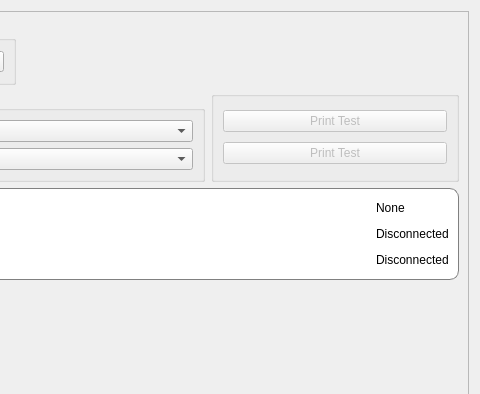
This is ui/main.ui in fananimi/IotBox-Hack as Qt 5 draws it before an edit; both pictures show x 160 to 640 and y 0 to 394 of the 640 by 640 pixel window. The edited form follows.
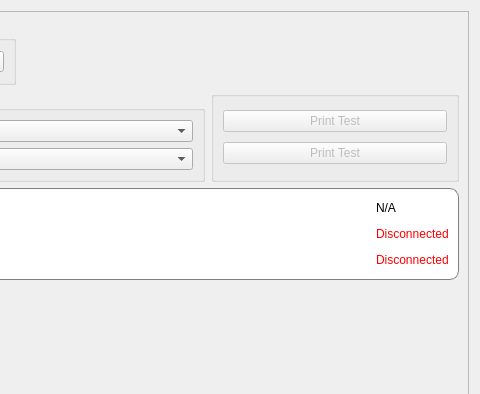
This is the edited form.

Patch:
```diff
--- a/ui/main.ui
+++ b/ui/main.ui
@@ -194,12 +194,15 @@
          <item row="0" column="2">
           <widget class="QLabel" name="txtPort">
            <property name="text">
-            <string>None</string>
+            <string>N/A</string>
            </property>
           </widget>
          </item>
          <item row="1" column="2">
           <widget class="QLabel" name="txtPrinterZPL">
+           <property name="styleSheet">
+            <string notr="true">color: red</string>
+           </property>
            <property name="text">
             <string>Disconnected</string>
            </property>
@@ -207,6 +210,9 @@
          </item>
          <item row="2" column="2">
           <widget class="QLabel" name="txtPrinterESCPOS">
+           <property name="styleSheet">
+            <string notr="true">color: red</string>
+           </property>
            <property name="text">
             <string>Disconnected</string>
            </property>
```
